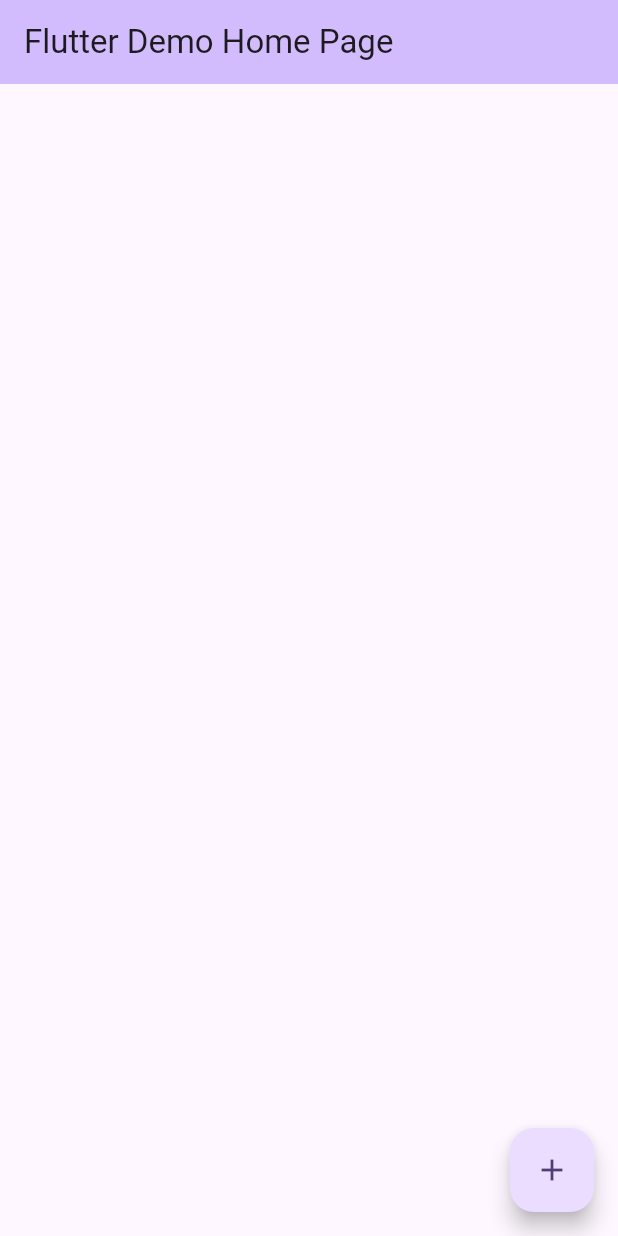
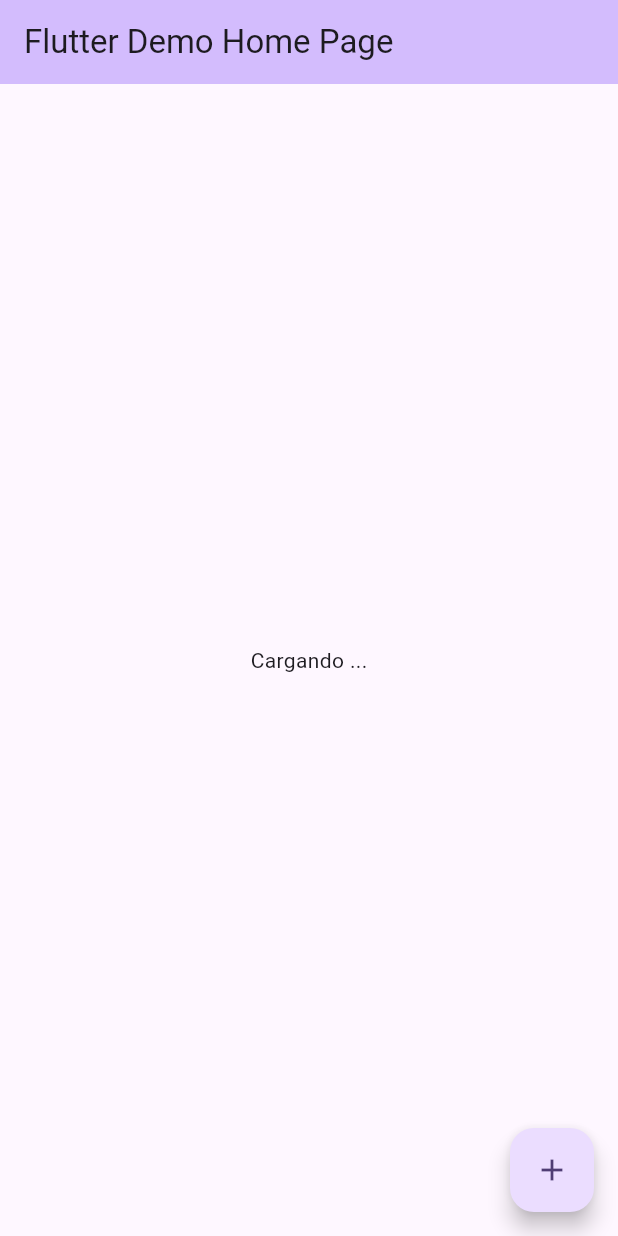
Before and after one commit to Cglassm/gRPC_demo, a Flutter app: the screen it shows after launch, on a phone screen of 412 x 824 dp. Run offline on Flutter 3.47's test engine with Material 2 defaults, Android fonts, the phone set to English and light mode, and no system bars; missing offline and left inert: grpc, protobuf; statements that could not run were skipped.

Commit message:
agregue algunos comentarios

```diff
--- a/client/lib/main.dart
+++ b/client/lib/main.dart
@@ -41,25 +41,34 @@ class _MyHomePageState extends State<MyHomePage> {
   //Aca se crea el canal de comunicacion con gRPC
   late ClientChannel _channel;
 
-  //Se crea el stub que es una abstraccion, un proxy para comuncarse con grpc. Sirve para llamar a los metodos
+  //Se crea el stub que es una abstraccion, sirve como un proxy para comuncarse con grpc. Sirve para llamar a los metodos
+  //Es la clase autogenerada con el protobuff
   late TodoServiceClient _stub;
 
+  //Todo que se va a mostrar en la pantalla
   Todo? todo;
 
+  //Todo que se va a streamear con 1 segundo entre uno y otro
   Stream<Todo>? _todoStream;
 
   @override
   void initState() {
     super.initState();
 
+    //Pongo localhost porque estoy corriendo el server local
     _channel = ClientChannel(
       'localhost',
       port: 8080,
+      //El canal de comunicacion es inseguro porque no tiene certificado pero si se tiene SSL se puede poner secure
+
       options: const ChannelOptions(credentials: ChannelCredentials.insecure()),
     );
 
+    //Inicializar el stub para poder llamar a los metodos
     _stub = TodoServiceClient(_channel);
 
+    //Aca hay que inicializar el stream o sea una vez que el widget se inicializa
+    //Se va a mostrar de a un todo cada 1 segundo
     _todoStream = _stub.getTodoStream(GetTodoByIdRequest()..id = 1);
   }
 
@@ -83,32 +92,32 @@ class _MyHomePageState extends State<MyHomePage> {
         child: Column(
           mainAxisAlignment: MainAxisAlignment.center,
           children: <Widget>[
-            // StreamBuilder(
-            //     stream: _todoStream,
-            //     builder: (BuildContext context, AsyncSnapshot snapshot) {
-            //       if (snapshot.hasData) {
-            //         final todo = snapshot.data as Todo;
-            //         return Column(
-            //           children: [
-            //             Text(todo.id.toString()),
-            //             Text(todo.title),
-            //             Text(todo.completed.toString()),
-            //           ],
-            //         );
-            //       } else {
-            //         return const Text('Cargando ...');
-            //       }
-            //     }),
-            if (todo != null)
-              Column(
-                children: [
-                  Text(todo!.id.toString()),
-                  Text(todo!.title),
-                  Text(todo!.completed.toString()),
-                ],
-              )
-            else
-              const Text('No hay todo'),
+            StreamBuilder(
+                stream: _todoStream,
+                builder: (BuildContext context, AsyncSnapshot snapshot) {
+                  if (snapshot.hasData) {
+                    final todo = snapshot.data as Todo;
+                    return Column(
+                      children: [
+                        Text(todo.id.toString()),
+                        Text(todo.title),
+                        Text(todo.completed.toString()),
+                      ],
+                    );
+                  } else {
+                    return const Text('Cargando ...');
+                  }
+                }),
+            // if (todo != null)
+            //   Column(
+            //     children: [
+            //       Text(todo!.id.toString()),
+            //       Text(todo!.title),
+            //       Text(todo!.completed.toString()),
+            //     ],
+            //   )
+            // else
+            //   const Text('No hay todo'),
           ],
         ),
       ),
--- a/server/lib/todo_service.dart
+++ b/server/lib/todo_service.dart
@@ -5,10 +5,14 @@ import 'package:protos/protos.dart';
 //Funciona como una interfaz
 class TodoService extends TodoServiceBase {
   //Aca se implementan los metodos
+
+  //Recibe la call y la request
   @override
   Future<Todo> getTodo(ServiceCall call, GetTodoByIdRequest request) async {
     //Aca se implementa la logica
     final id = request.id;
+
+    //Aca vamos a hardcodear el todo
     final todo = Todo()
       ..id = id
       ..title = 'title $id'
@@ -16,7 +20,7 @@ class TodoService extends TodoServiceBase {
     return todo;
   }
 
-  //async* your function returns a stream and every time you use "yield" the object that you yield goes on the stream
+  //async* tu función devuelve un stream y cada vez que usas "yield" el objeto que cedes va al stream
   @override
   Stream<Todo> getTodoStream(
       ServiceCall call, GetTodoByIdRequest request) async* {
@@ -25,10 +29,13 @@ class TodoService extends TodoServiceBase {
       final todo = Todo()
         ..id = id
         ..title = 'title $id'
-        ..completed = false;
+        ..completed = id % 2 == 0 ? true : false;
 
+      //Como estanmos con un stream, no se puede retornar un valor, sino que se usa yield
+      //Pues el yield es como un return pero para un stream
       yield todo;
 
+      //Permite poder ver que ocurre en el cliente
       await Future.delayed(Duration(seconds: 1));
     }
   }
```
Also changed, not shown: 2 other files.
